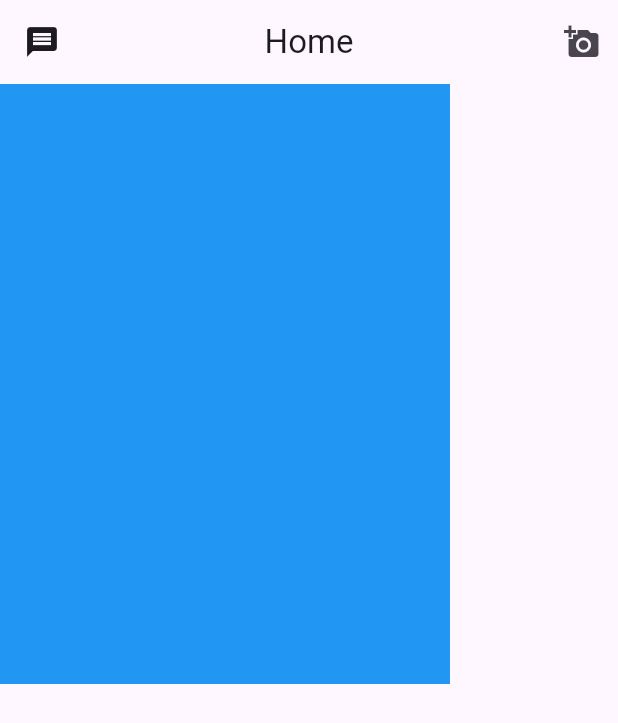
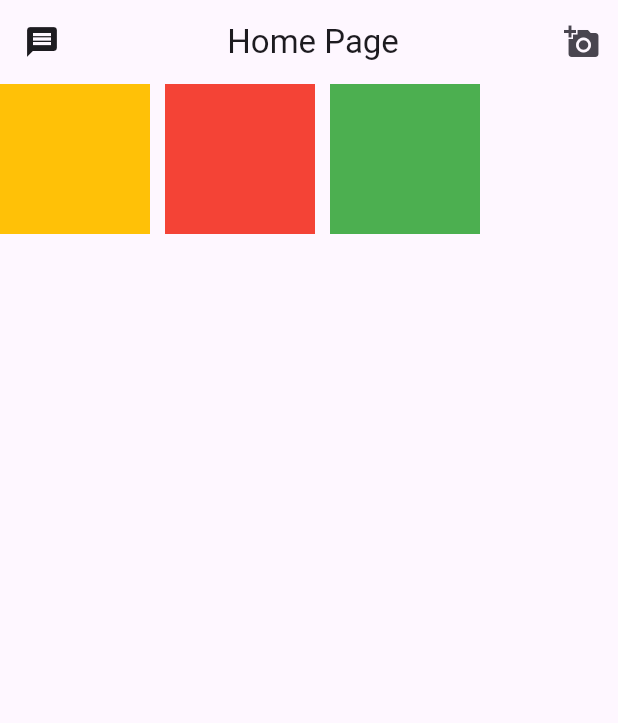
Before and after one commit to engektiar/FlutterFastApp, a Flutter app: the screen it shows after launch, on a phone screen of 412 x 824 dp. Shown: the top 723 px of the screen. Run offline on Flutter 3.47's test engine with Material 3 defaults, Android fonts, the light colour scheme and no system bars.

Commit message:
heppy new year row na column

```diff
--- a/lib/main.dart
+++ b/lib/main.dart
@@ -1,6 +1,7 @@
+
 import 'package:flutter/material.dart';
 
-void main(){
+void main (){
   runApp(const MyApp());
  }
  class MyApp extends StatelessWidget {
@@ -8,29 +9,44 @@ void main(){
 
    @override
    Widget build(BuildContext context) {
-     return MaterialApp(
+     return  MaterialApp(
        debugShowCheckedModeBanner: false,
        home: SafeArea(
-         child: Scaffold(
+          child:Scaffold(
             appBar: AppBar(
-           title: Text("Home"),
-           centerTitle:true ,
+              title: Text(" Home Page"),
+              centerTitle: true,
               leading: Icon(Icons.message),
               actions: [
                 IconButton(
-               icon: Icon(Icons.add_a_photo),
-               onPressed: (){
+                  icon:Icon(Icons.add_a_photo),
+                  onPressed: (){},
+                ),
+              ],
+            ),
 
-               },
+            body:Row(
+              children: [
+                Container(
+                  width: 100,
+                  height: 100,
+                  color: Colors.amber,
+                ),
+                SizedBox(width: 10,),
+                Container(
+                  width: 100,
+                  height: 100,
+                  color: Colors.red,
+                ),
+                SizedBox(width: 10,),
+                Container(
+                  width: 100,
+                  height: 100,
+                  color: Colors.green,
                 )
               ],
+            ),
 
-         ),
-        body: Container(
-          width: 300,
-          height: 400,
-            color: Colors.blue,
-        ),
           ),
        ),
      );
```
Lines whose indentation alone changed are shown as unchanged.
